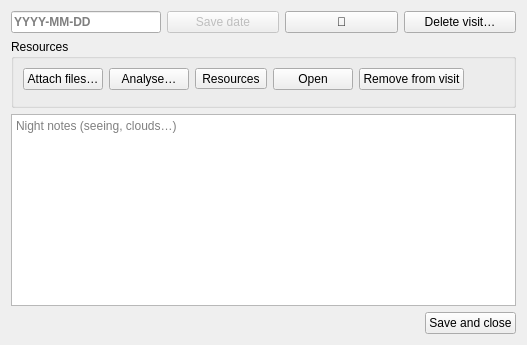
Old version of the form nightscribe/gui/ui/visit_window.ui in the repository irydeo/nightscribe.
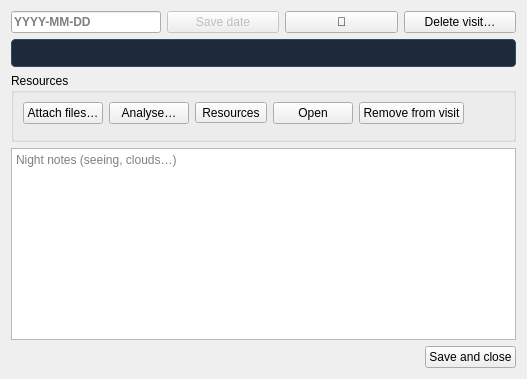
New version of the form.

Patch:
```diff
--- a/nightscribe/gui/ui/visit_window.ui
+++ b/nightscribe/gui/ui/visit_window.ui
@@ -22,6 +22,17 @@
      <item><widget class="QPushButton" name="vp_btn_delete"><property name="text"><string>Delete visit…</string></property></widget></item>
     </layout>
    </item>
+   <item>
+    <widget class="QLabel" name="vp_lbl_confirm">
+     <property name="visible"><bool>false</bool></property>
+     <property name="wordWrap"><bool>true</bool></property>
+     <property name="textFormat"><enum>Qt::RichText</enum></property>
+     <property name="openExternalLinks"><bool>true</bool></property>
+     <property name="textInteractionFlags"><set>Qt::LinksAccessibleByMouse|Qt::TextSelectableByMouse</set></property>
+     <property name="toolTip"><string>An object observed while it was still on the confirmation page and confirmed since: its new name and the circular that published it, so you can find your data in it</string></property>
+     <property name="styleSheet"><string notr="true">background-color: #1e2a3a; color: #8fd0ff; border: 1px solid #2f4a66; border-radius: 4px; padding: 6px;</string></property>
+    </widget>
+   </item>
    <item>
     <widget class="QGroupBox" name="grp_res">
      <property name="title"><string>Resources</string></property>
```
Left out of the diff: 2 changed lines with no effect on the pictures.
